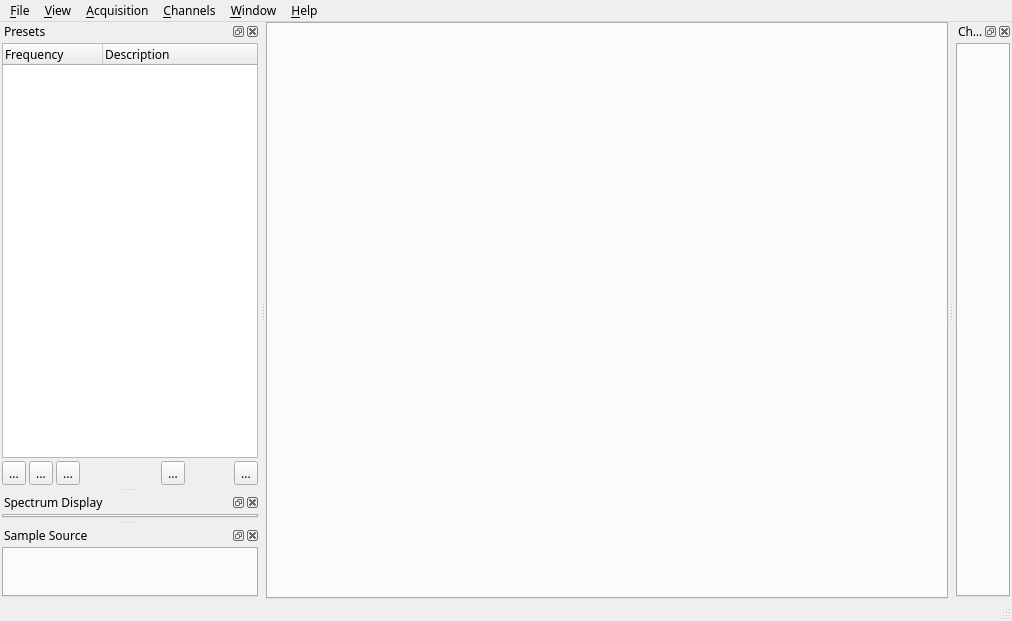
First picture: the form in sdrbase/mainwindow.ui, repository f4exb/sdrangel, before the edit.
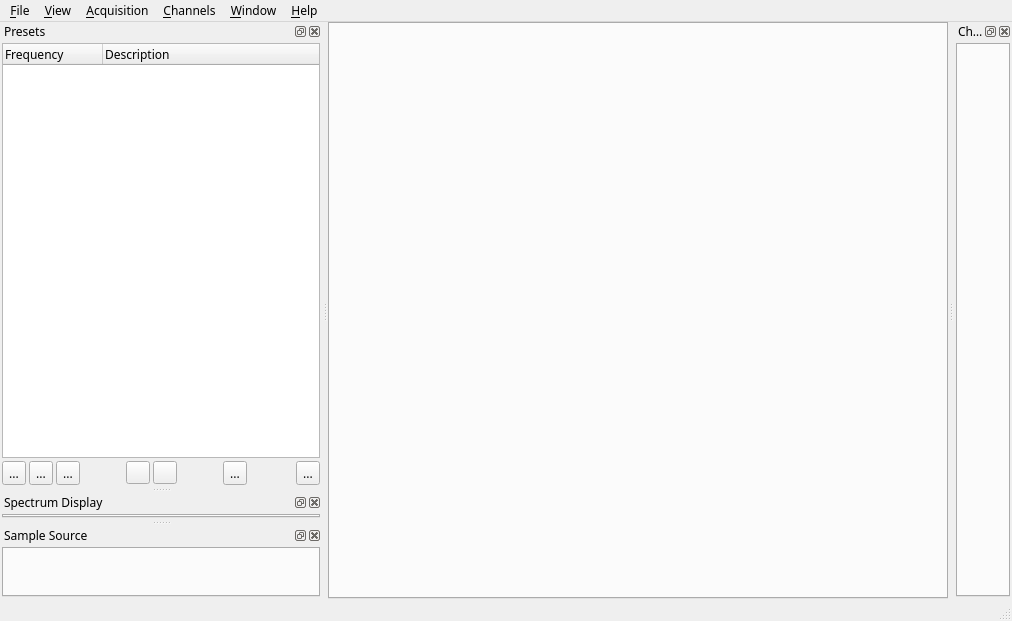
Second picture: the form after the edit. Icons and pictures are not drawn.

Commit message: Added preset export/import to/from base64 text file

Diff of the .ui file:
```diff
--- a/sdrbase/mainwindow.ui
+++ b/sdrbase/mainwindow.ui
@@ -215,7 +215,7 @@
        </property>
       </widget>
      </item>
-     <item row="5" column="9">
+     <item row="5" column="12">
       <widget class="QToolButton" name="presetLoad">
        <property name="toolTip">
         <string>Load selected preset</string>
@@ -235,7 +235,7 @@
        </property>
       </widget>
      </item>
-     <item row="5" column="7" colspan="2">
+     <item row="5" column="10" colspan="2">
       <spacer name="horizontalSpacer_3">
        <property name="orientation">
         <enum>Qt::Horizontal</enum>
@@ -248,7 +248,7 @@
        </property>
       </spacer>
      </item>
-     <item row="5" column="5">
+     <item row="5" column="8">
       <widget class="QToolButton" name="presetDelete">
        <property name="toolTip">
         <string>Delete selected preset</string>
@@ -268,7 +268,7 @@
        </property>
       </widget>
      </item>
-     <item row="1" column="1" rowspan="4" colspan="9">
+     <item row="1" column="1" rowspan="4" colspan="12">
       <widget class="QTreeWidget" name="presetTree">
        <property name="allColumnsShowFocus">
         <bool>true</bool>
@@ -305,7 +305,7 @@
        </property>
       </widget>
      </item>
-     <item row="5" column="4">
+     <item row="5" column="7">
       <spacer name="horizontalSpacer">
        <property name="orientation">
         <enum>Qt::Horizontal</enum>
@@ -338,6 +338,47 @@
        </property>
       </widget>
      </item>
+     <item row="5" column="5">
+      <widget class="QToolButton" name="presetExport">
+       <property name="toolTip">
+        <string>Export current preset to file</string>
+       </property>
+       <property name="text">
+        <string/>
+       </property>
+       <property name="icon">
+        <iconset resource="resources/res.qrc">
+         <normaloff>:/export.png</normaloff>:/export.png</iconset>
+       </property>
+      </widget>
+     </item>
+     <item row="5" column="4">
+      <spacer name="horizontalSpacer_2">
+       <property name="orientation">
+        <enum>Qt::Horizontal</enum>
+       </property>
+       <property name="sizeHint" stdset="0">
+        <size>
+         <width>40</width>
+         <height>20</height>
+        </size>
+       </property>
+      </spacer>
+     </item>
+     <item row="5" column="6">
+      <widget class="QToolButton" name="presetImport">
+       <property name="toolTip">
+        <string>Import preset from file into current group</string>
+       </property>
+       <property name="text">
+        <string/>
+       </property>
+       <property name="icon">
+        <iconset resource="resources/res.qrc">
+         <normaloff>:/import.png</normaloff>:/import.png</iconset>
+       </property>
+      </widget>
+     </item>
     </layout>
    </widget>
   </widget>
```
Left out of the diff: 102 changed lines with no effect on the pictures. The commit also changes 6 other files.
